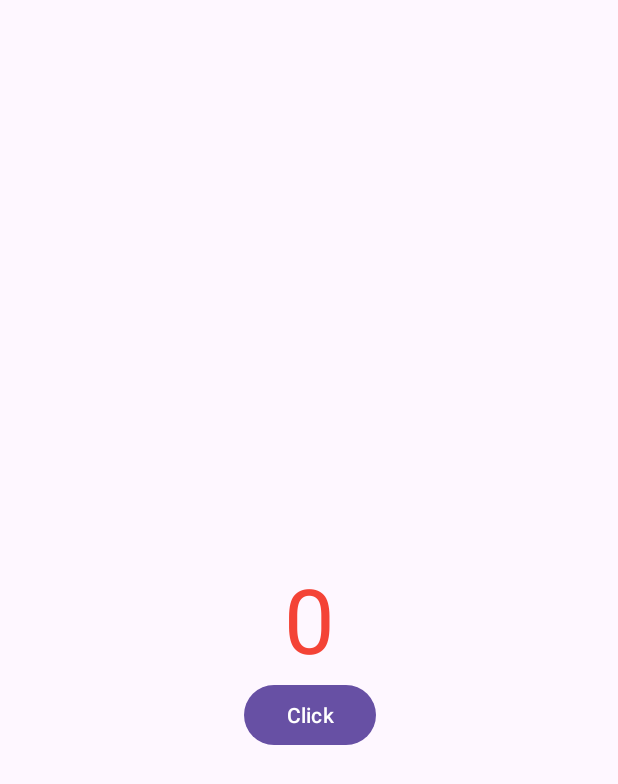
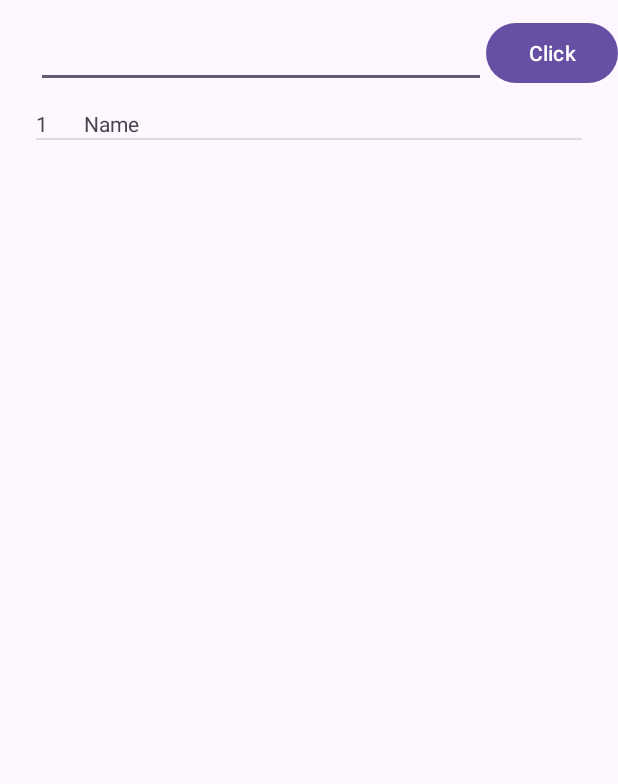
Before and after one commit to rbeninca/pdm, an Android app: the screen it shows after launch (MainActivity), after a tap on "Click", on a phone screen of 412 x 824 dp. Shown: the top 784 px of the screen. Run offline under Robolectric (Android 15) with nearby library versions, the phone set to English and light mode, and no system bars.

```diff
--- a/app/src/main/AndroidManifest.xml
+++ b/app/src/main/AndroidManifest.xml
@@ -13,6 +13,9 @@
         android:theme="@style/Theme.ContaClicks"
         tools:targetApi="31">
         <activity
+            android:name=".ExibeNotaActivity"
+            android:exported="false" />
+        <activity
             android:name=".MainActivity"
             android:exported="true">
             <intent-filter>
--- /dev/null
+++ b/app/src/main/java/com/ifsc/contaclicks/AdapterNotas.java
@@ -0,0 +1,40 @@
+package com.ifsc.contaclicks;
+
+import android.content.Context;
+import android.view.LayoutInflater;
+import android.view.View;
+import android.view.ViewGroup;
+import android.widget.ArrayAdapter;
+import android.widget.TextView;
+
+import androidx.annotation.NonNull;
+import androidx.annotation.Nullable;
+
+import java.util.List;
+
+public class AdapterNotas extends ArrayAdapter<Nota> {
+    Context mcontext;
+    public AdapterNotas(@NonNull Context context, int resource, @NonNull List<Nota> objects) {
+        super(context, resource, objects);
+        mcontext= context;
+    }
+
+    @NonNull
+    @Override
+    public View getView(int position, @Nullable View convertView, @NonNull ViewGroup parent) {
+        View view = convertView;
+        LayoutInflater inflater = LayoutInflater.from(mcontext);
+        view=inflater.inflate(R.layout.item_nota, parent, false);
+
+
+        Nota nota = getItem(position);
+
+        TextView tvid= view.findViewById(R.id.tvid);
+        TextView tvtexto = view.findViewById(R.id.tvtxt);
+
+         tvid.setText(Integer.toString(nota.id));
+         tvtexto.setText(nota.texto);
+
+        return view;
+    }
+}
--- a/app/src/main/java/com/ifsc/contaclicks/MainActivity.java
+++ b/app/src/main/java/com/ifsc/contaclicks/MainActivity.java
@@ -1,8 +1,16 @@
 package com.ifsc.contaclicks;
 
+import android.content.ContentValues;
+import android.content.Intent;
+import android.database.Cursor;
+import android.database.sqlite.SQLiteDatabase;
 import android.os.Bundle;
 import android.view.View;
+import android.widget.AdapterView;
+import android.widget.ArrayAdapter;
 import android.widget.Button;
+import android.widget.EditText;
+import android.widget.ListView;
 import android.widget.TextView;
 
 import androidx.activity.EdgeToEdge;
@@ -11,26 +19,76 @@ import androidx.core.graphics.Insets;
 import androidx.core.view.ViewCompat;
 import androidx.core.view.WindowInsetsCompat;
 
+import java.util.ArrayList;
+
 public class MainActivity extends AppCompatActivity {
-    int i=0;
+    int i = 0;
+    SQLiteDatabase bancoDados;
+    EditText editText;
+    Button buttonInserir;
+    ListView listView;
 
     @Override
     protected void onCreate(Bundle savedInstanceState) {
         super.onCreate(savedInstanceState);
         setContentView(R.layout.activity_main);
-        //Associando objeto interface a variavel local;
-        TextView tv=findViewById(R.id.textView);
-        tv.setText(getString(R.string.app_name));
-        Button b=findViewById(R.id.button);
-        b.setOnClickListener(v -> {//Seu codigo lindo aqui
+        //Associando os componentes com váriaveis locais
+        editText = findViewById(R.id.editText);
+        buttonInserir = findViewById(R.id.buttonInserir);
+        listView = findViewById(R.id.listView);
+        //Configura o banco de dados
+        bancoDados = openOrCreateDatabase("banco", MODE_PRIVATE, null);
+        //Cria a tabela caso não exista
+        bancoDados.execSQL("CREATE TABLE IF NOT EXISTS notas (id INTEGER PRIMARY KEY AUTOINCREMENT, txt TEXT);");
+        this.listaNotas();
+
+        buttonInserir.setOnClickListener(view -> {
+            String texto = editText.getText().toString();
+            if (!texto.isEmpty()) {
+                inserirNota(texto);
+            }
         });
-        b.setOnClickListener(new View.OnClickListener() {
+
+        listView.setOnItemClickListener(new AdapterView.OnItemClickListener() {
             @Override
-            public void onClick(View v) {
-                tv.setText( Integer.toString(i)  );
-                i++;
+            public void onItemClick(AdapterView<?> adapterView, View view, int i, long l) {
+                Nota nota = (Nota) adapterView.getItemAtPosition(i);
+                Intent intent = new Intent(MainActivity.this, ExibeNotaActivity.class);
+                intent.putExtra("nota", nota);
+                startActivity(intent);
             }
         });
 
     }
+
+    public void inserirNota(String texto) {
+        //bancoDados.execSQL("INSERT INTO notas (txt) VALUES ('" + texto + "');");
+        ContentValues contentValues = new ContentValues();
+        contentValues.put("txt", texto);
+        bancoDados.insert("notas", null, contentValues);
+        editText.setText("");
+        this.listaNotas();
+    }
+
+    public void atualizaListagemNotas(ArrayList<Nota> lista) {
+        AdapterNotas adapter = new AdapterNotas(this, R.layout.item_nota, lista);
+        listView.setAdapter(adapter);
+    }
+    public void listaNotas() {
+        ArrayList<Nota> lista = new ArrayList<Nota>();
+        Cursor cursor = bancoDados.rawQuery("SELECT * FROM notas", null);
+        cursor.moveToFirst();
+        Nota n ;
+        while (!cursor.isAfterLast()) {
+            n = new Nota(cursor.getInt(0), cursor.getString(1));
+            lista.add(n);
+            cursor.moveToNext();
+        }
+        cursor.close();
+        atualizaListagemNotas(lista);
+    }
+
+
+
+
 }
--- /dev/null
+++ b/app/src/main/java/com/ifsc/contaclicks/Nota.java
@@ -0,0 +1,13 @@
+package com.ifsc.contaclicks;
+
+import java.io.Serializable;
+
+public class Nota  implements Serializable {
+    int id;
+    String texto;
+
+    public Nota(int id, String texto) {
+        this.id = id;
+        this.texto = texto;
+    }
+}
--- a/app/src/main/res/layout/activity_main.xml
+++ b/app/src/main/res/layout/activity_main.xml
@@ -2,30 +2,47 @@
 <androidx.constraintlayout.widget.ConstraintLayout xmlns:android="http://schemas.android.com/apk/res/android"
     xmlns:app="http://schemas.android.com/apk/res-auto"
     xmlns:tools="http://schemas.android.com/tools"
-    android:id="@+id/main"
+    android:id="@+id/buttonSalvar"
     android:layout_width="match_parent"
     android:layout_height="match_parent"
     tools:context=".MainActivity">
 
-    <TextView
-        android:id="@+id/textView"
+    <Button
+        android:id="@+id/buttonInserir"
         android:layout_width="wrap_content"
         android:layout_height="wrap_content"
-        android:text="@string/ola"
-        android:textColor="#F44336"
-        android:textSize="60sp"
-        app:layout_constraintBottom_toBottomOf="parent"
+        android:layout_marginTop="11dp"
+        android:layout_marginBottom="13dp"
+        android:text="@string/click"
+        app:layout_constraintBottom_toTopOf="@+id/listView"
         app:layout_constraintEnd_toEndOf="parent"
+        app:layout_constraintTop_toTopOf="parent" />
+
+    <EditText
+        android:id="@+id/editText"
+        android:layout_width="0dp"
+        android:layout_height="wrap_content"
+        android:layout_marginStart="24dp"
+        android:layout_marginTop="13dp"
+        android:layout_marginBottom="14dp"
+        android:ems="10"
+        android:inputType="text"
+        android:text="Name"
+        app:layout_constraintBottom_toTopOf="@+id/listView"
+        app:layout_constraintEnd_toStartOf="@+id/buttonInserir"
         app:layout_constraintStart_toStartOf="parent"
         app:layout_constraintTop_toTopOf="parent" />
 
-    <Button
-        android:id="@+id/button"
-        android:layout_width="wrap_content"
-        android:layout_height="wrap_content"
-        android:text="@string/click"
-        app:layout_constraintEnd_toEndOf="@id/textView"
-        app:layout_constraintStart_toStartOf="@id/textView"
-        app:layout_constraintTop_toBottomOf="@+id/textView" />
+    <ListView
+        android:id="@+id/listView"
+        android:layout_width="0dp"
+        android:layout_height="0dp"
+        android:layout_marginStart="24dp"
+        android:layout_marginEnd="24dp"
+        app:layout_constraintBottom_toBottomOf="parent"
+        app:layout_constraintEnd_toEndOf="parent"
+        app:layout_constraintHorizontal_bias="1.0"
+        app:layout_constraintStart_toStartOf="parent"
+        app:layout_constraintTop_toBottomOf="@+id/editText" />
 
 </androidx.constraintlayout.widget.ConstraintLayout>
--- /dev/null
+++ b/app/src/main/res/layout/item_nota.xml
@@ -0,0 +1,28 @@
+<?xml version="1.0" encoding="utf-8"?>
+<androidx.constraintlayout.widget.ConstraintLayout xmlns:android="http://schemas.android.com/apk/res/android"
+    xmlns:app="http://schemas.android.com/apk/res-auto"
+    xmlns:tools="http://schemas.android.com/tools"
+    android:layout_width="match_parent"
+    android:layout_height="wrap_content">
+
+    <TextView
+        android:id="@+id/tvid"
+        android:layout_width="wrap_content"
+        android:layout_height="wrap_content"
+        android:text="TextView"
+        app:layout_constraintEnd_toStartOf="@+id/tvtxt"
+        app:layout_constraintHorizontal_bias="0.5"
+        app:layout_constraintStart_toStartOf="parent"
+        tools:layout_editor_absoluteY="40dp" />
+
+    <TextView
+        android:id="@+id/tvtxt"
+        android:layout_width="0dp"
+        android:layout_height="wrap_content"
+        android:layout_marginStart="24dp"
+        android:text="TextView"
+        app:layout_constraintEnd_toEndOf="parent"
+        app:layout_constraintHorizontal_bias="0.5"
+        app:layout_constraintStart_toEndOf="@+id/tvid"
+        app:layout_constraintTop_toTopOf="@+id/tvid" />
+</androidx.constraintlayout.widget.ConstraintLayout>
--- /dev/null
+++ b/app/src/main/res/values/refs.xml
@@ -0,0 +1,2 @@
+<?xml version="1.0" encoding="utf-8"?>
+<resources></resources>
--- a/app/src/main/res/values/strings.xml
+++ b/app/src/main/res/values/strings.xml
@@ -2,4 +2,6 @@
     <string name="app_name">Count Click</string>
     <string name="ola">Hello</string>
     <string name="click">Click</string>
+    <string name="delete">Delete</string>
+    <string name="salvarNota">salvar</string>
 </resources>
```
Also changed, not shown: app/src/main/java/com/ifsc/contaclicks/ExibeNotaActivity.java (added, +69 -0 lines), app/src/main/res/layout/activity_exibe_nota.xml (added, +80 -0 lines), 1 other file.
